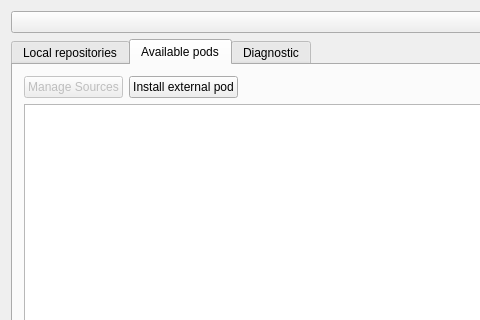
Before: the Qt Designer form qt-pods-gui/mainwindow.ui in qt-pods/qt-pods, drawn with Qt 5; both pictures show x 0 to 480 and y 0 to 320 of the 723 by 617 pixel window.
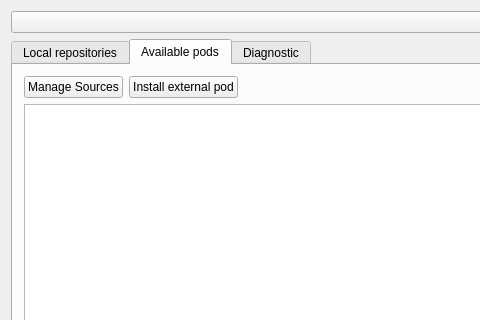
After: the same form once the commit is applied. The open tabs and pages were chosen to show the change. Icons and pictures are not drawn.

```diff
--- a/qt-pods-gui/mainwindow.ui
+++ b/qt-pods-gui/mainwindow.ui
@@ -314,7 +314,7 @@
           <item>
            <widget class="QPushButton" name="pushButtonSources">
             <property name="enabled">
-             <bool>false</bool>
+             <bool>true</bool>
             </property>
             <property name="minimumSize">
              <size>
```
Left out of the diff: 2 changed lines with no effect on the pictures.
